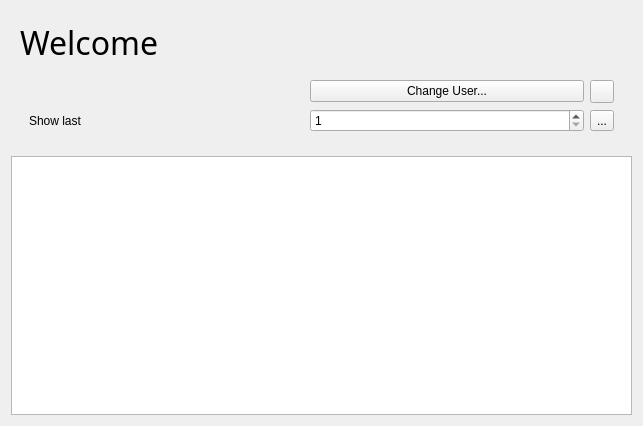
This is arachnid/core/gui/pyui/LeginonUI.ui in ezralanglois/arachnid as Qt 5 draws it before an edit. The edited form follows.
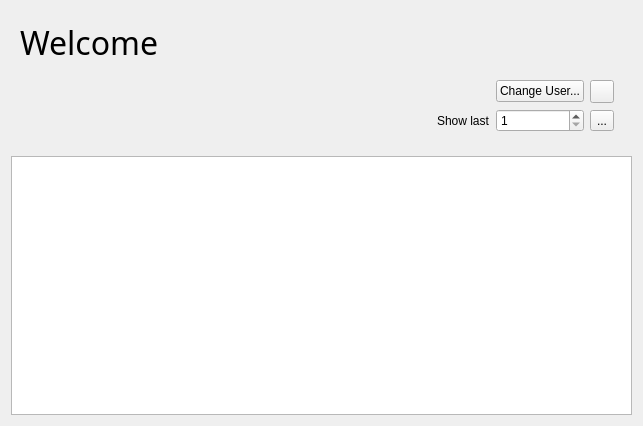
This is the edited form. The open tabs and pages were chosen to show the change. Icons and pictures are not drawn.

Patch:
```diff
--- a/arachnid/core/gui/pyui/LeginonUI.ui
+++ b/arachnid/core/gui/pyui/LeginonUI.ui
@@ -29,7 +29,7 @@
       <item>
        <widget class="QStackedWidget" name="loginStackedWidget">
         <property name="currentIndex">
-         <number>1</number>
+         <number>0</number>
         </property>
         <widget class="QWidget" name="welcomePage">
          <layout class="QVBoxLayout" name="verticalLayout_3">
@@ -58,14 +58,14 @@
              <item>
               <widget class="QWidget" name="widget_3" native="true">
                <layout class="QGridLayout" name="gridLayout_2">
-                <item row="1" column="0">
+                <item row="1" column="1">
                  <widget class="QLabel" name="label_6">
                   <property name="text">
                    <string>Show last</string>
                   </property>
                  </widget>
                 </item>
-                <item row="1" column="1">
+                <item row="1" column="2">
                  <widget class="QSpinBox" name="entryLimitSpinBox">
                   <property name="toolTip">
                    <string>&lt;!DOCTYPE HTML PUBLIC &quot;-//W3C//DTD HTML 4.0//EN&quot; &quot;http://www.w3.org/TR/REC-html40/strict.dtd&quot;&gt;
@@ -84,7 +84,7 @@
                   </property>
                  </widget>
                 </item>
-                <item row="1" column="2">
+                <item row="1" column="3">
                  <widget class="QToolButton" name="reloadTableToolButton">
                   <property name="toolTip">
                    <string>Reload the most recent sessions from the database</string>
@@ -98,14 +98,14 @@
                   </property>
                  </widget>
                 </item>
-                <item row="0" column="1">
+                <item row="0" column="2">
                  <widget class="QPushButton" name="changeUserPushButton">
                   <property name="toolTip">
                    <string>&lt;!DOCTYPE HTML PUBLIC &quot;-//W3C//DTD HTML 4.0//EN&quot; &quot;http://www.w3.org/TR/REC-html40/strict.dtd&quot;&gt;
 &lt;html&gt;&lt;head&gt;&lt;meta name=&quot;qrichtext&quot; content=&quot;1&quot; /&gt;&lt;style type=&quot;text/css&quot;&gt;
 p, li { white-space: pre-wrap; }
 &lt;/style&gt;&lt;/head&gt;&lt;body style=&quot; font-family:'Lucida Grande'; font-size:13pt; font-weight:400; font-style:normal;&quot;&gt;
-&lt;p style=&quot; margin-top:0px; margin-bottom:0px; margin-left:0px; margin-right:0px; -qt-block-indent:0; text-indent:0px;&quot;&gt;Change the Leginon database information including User Login.&lt;/p&gt;
+&lt;p style=&quot; margin-top:0px; margin-bottom:0px; margin-left:0px; margin-right:0px; -qt-block-indent:0; text-indent:0px;&quot;&gt;&lt;img src=&quot;:/mini/mini/user_edit.png&quot; /&gt; Change the Leginon database information including User Login.&lt;/p&gt;
 &lt;p style=&quot;-qt-paragraph-type:empty; margin-top:0px; margin-bottom:0px; margin-left:0px; margin-right:0px; -qt-block-indent:0; text-indent:0px;&quot;&gt;&lt;/p&gt;
 &lt;p style=&quot; margin-top:0px; margin-bottom:0px; margin-left:0px; margin-right:0px; -qt-block-indent:0; text-indent:0px;&quot;&gt;&lt;img src=&quot;:/mini/mini/information.png&quot; /&gt; Only the most recent session is displayed. Increasing the number in the Show last box and then clicking the reload &lt;img src=&quot;:/mini/mini/arrow_refresh.png&quot; /&gt; button will load additional recent sessions.&lt;/p&gt;
 &lt;p style=&quot;-qt-paragraph-type:empty; margin-top:0px; margin-bottom:0px; margin-left:0px; margin-right:0px; -qt-block-indent:0; text-indent:0px;&quot;&gt;&lt;/p&gt;
@@ -122,7 +122,7 @@
                   </property>
                  </widget>
                 </item>
-                <item row="0" column="2">
+                <item row="0" column="3">
                  <widget class="QToolButton" name="userInformationToolButton">
                   <property name="text">
                    <string/>
@@ -133,6 +133,19 @@
                   </property>
                  </widget>
                 </item>
+                <item row="1" column="0">
+                 <spacer name="horizontalSpacer">
+                  <property name="orientation">
+                   <enum>Qt::Horizontal</enum>
+                  </property>
+                  <property name="sizeHint" stdset="0">
+                   <size>
+                    <width>40</width>
+                    <height>20</height>
+                   </size>
+                  </property>
+                 </spacer>
+                </item>
                </layout>
               </widget>
              </item>
```
